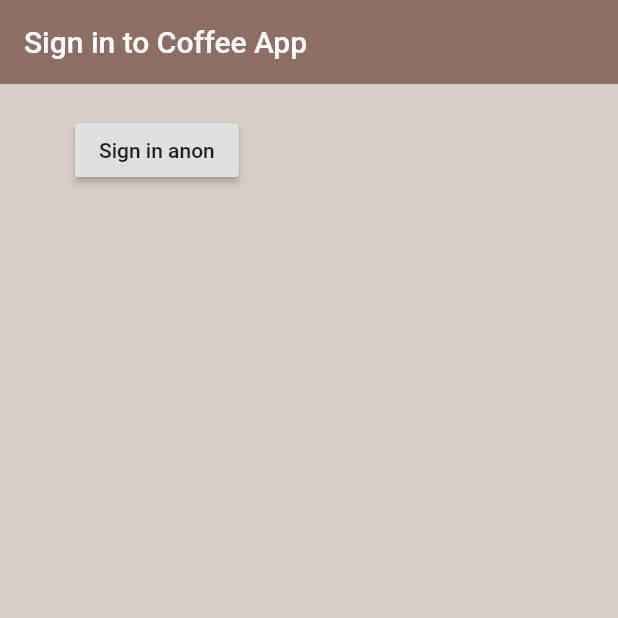
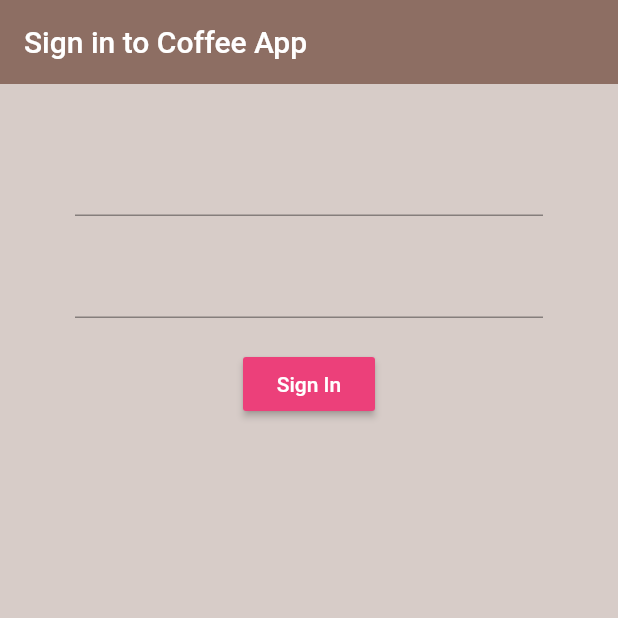
Before and after one commit to MbuguaCaleb/real_time_coffee_app, a Flutter app: the screen it shows after launch, on a phone screen of 412 x 824 dp, the top half of it. Run offline on Flutter 3.47's test engine with Material 2 defaults, Android fonts, the phone set to English and light mode, and no system bars; our stand-ins replace firebase_auth; accounts and stored records are empty.

Commit message:
creating-the-sign-in-widget

```diff
--- a/lib/screens/authentication/sign_in.dart
+++ b/lib/screens/authentication/sign_in.dart
@@ -22,20 +22,33 @@ class _SignInState extends State<SignIn> {
         title: Text('Sign in to Coffee App'),
       ),
       body: Container(
-        padding: EdgeInsets.symmetric(vertical: 20.0, horizontal: 50.0),
-        child: RaisedButton(
-          child: Text('Sign in anon'),
-          onPressed: () async {
-            dynamic result = await _auth.signInAnon();
-            if (result == null) {
-              print('error signing in');
-            } else {
-              print('signed in');
-              print(result.uid);
-            }
-          },
-        ),
-      ),
+          padding: EdgeInsets.symmetric(vertical: 20.0, horizontal: 50.0),
+          child: Form(
+            child: Column(
+              children: <Widget>[
+                SizedBox(
+                  height: 20.0,
+                ),
+                TextFormField(onChanged: (val) {}),
+                SizedBox(height: 20.0),
+                TextFormField(
+                  obscureText: true,
+                  onChanged: (val) {},
+                ),
+                SizedBox(
+                  height: 20.0,
+                ),
+                RaisedButton(
+                  color: Colors.pink[400],
+                  child: Text(
+                    'Sign In',
+                    style: TextStyle(color: Colors.white),
+                  ),
+                  onPressed: () async {},
+                ),
+              ],
+            ),
+          )),
     );
   }
 }
```
